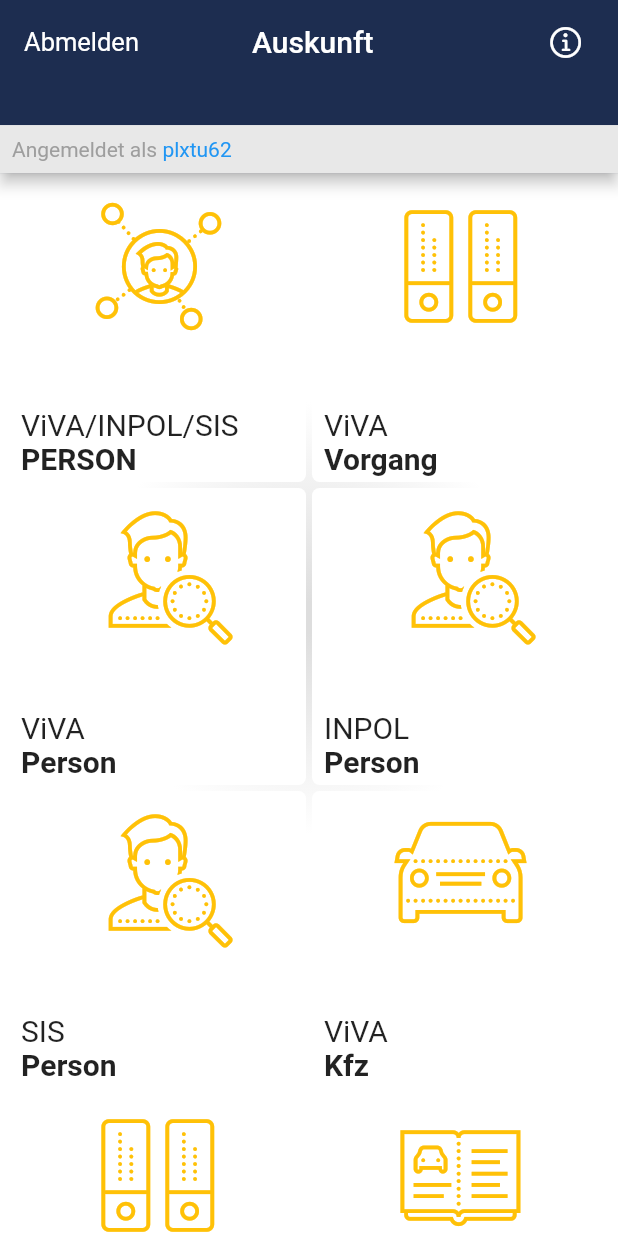
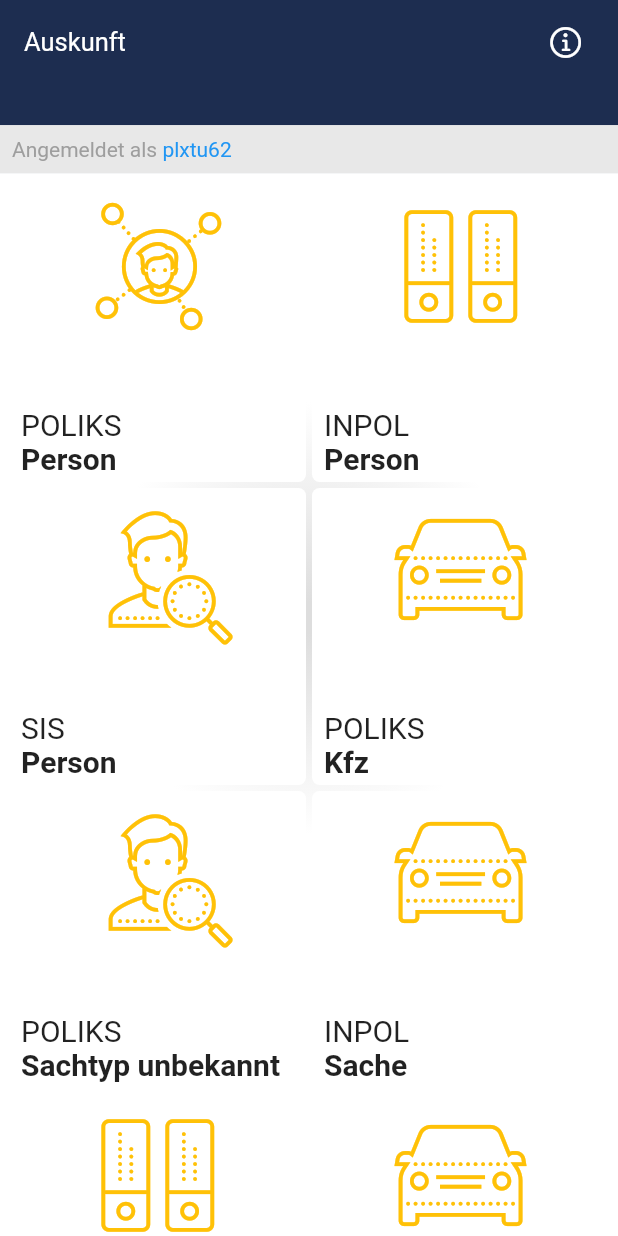
Before and after one commit to Young-Slim-Jim/ba_polizei, a Flutter app: the screen it shows after launch, on a phone screen of 412 x 824 dp. Run offline on Flutter 3.47's test engine with Material 2 defaults, Android fonts, the phone set to English and light mode, and no system bars; drawn by our look-alikes of auto_size_text; our stand-ins replace cloud_firestore, firebase_auth, firebase_core, fluttericon, font_awesome_flutter; accounts and stored records are empty.

Commit message:
startscreen optimiert

```diff
--- a/lib/screens/startScreen.dart
+++ b/lib/screens/startScreen.dart
@@ -9,7 +9,7 @@ import 'package:font_awesome_flutter/font_awesome_flutter.dart';
 import '../icons/Grid Icons/grid_icons_icons.dart' as CustomIcons;
 
 class StartScreen extends StatelessWidget {
-  final List grids = [
+  final List gridsiOS = [
     ["ViVA/INPOL/SIS", "PERSON", CustomIcons.GridIcons.customer_insight],
     ["ViVA", "Vorgang", CustomIcons.GridIcons.binder],
     ["ViVA", "Person", CustomIcons.GridIcons.find_user_male],
@@ -25,6 +25,27 @@ class StartScreen extends StatelessWidget {
     ["Sis", "Sache", CustomIcons.GridIcons.driving_guidelines],
     ["EMA", "Meldedaten", CustomIcons.GridIcons.contact_card],
     ["Zevis", "ZFZR Person", CustomIcons.GridIcons.find_user_male],
+    ["ZEVIS", "ZFZR Kfz und Halter", CustomIcons.GridIcons.driving_guidelines],
+    ["ZEVIS", "ZFER Person", CustomIcons.GridIcons.find_user_male],
+    ["ZEVIS", "ZFER Sache", CustomIcons.GridIcons.car],
+  ];
+
+  final List gridsAndroid = [
+    ["POLIKS", "Person", CustomIcons.GridIcons.customer_insight],
+    ["INPOL", "Person", CustomIcons.GridIcons.binder],
+    ["SIS", "Person", CustomIcons.GridIcons.find_user_male],
+    ["POLIKS", "Kfz", CustomIcons.GridIcons.car],
+    ["POLIKS", "Sachtyp unbekannt", CustomIcons.GridIcons.find_user_male],
+    ["INPOL", "Sache", CustomIcons.GridIcons.car],
+    [
+      "ViVA",
+      "Sachtyp unbekannt",
+      CustomIcons.GridIcons.binder,
+    ],
+    ["SIS", "Sache", CustomIcons.GridIcons.car],
+    ["EWW", "Berliner Meldeauskunft", CustomIcons.GridIcons.driving_guidelines],
+    ["EWW", "Bundesweite Meldeauskunft", CustomIcons.GridIcons.contact_card],
+    ["ZEVIS", "ZFZR Person", CustomIcons.GridIcons.find_user_male],
     ["ZEVIS", "ZFZR Kfz und Halter", CustomIcons.GridIcons.driving_guidelines],
     ["ZEVIS", "ZFER Person", CustomIcons.GridIcons.find_user_male],
     ["ZEVIS", "ZFER Sache", CustomIcons.GridIcons.car],
@@ -58,6 +79,7 @@ class StartScreen extends StatelessWidget {
               ? Size.fromHeight(height * 0.113)
               : Size.fromHeight(height * 0.14),
           child: AppBar(
+            elevation: 0.0,
             iconTheme: IconThemeData(color: Theme.of(context).accentColor),
             automaticallyImplyLeading: false,
             title: Row(
@@ -66,7 +88,7 @@ class StartScreen extends StatelessWidget {
                 Expanded(
                   flex: 3,
                   child: Text(
-                    "Abmelden",
+                    Platform.isIOS ? "Abmelden" : "Auskunft",
                     style: TextStyle(
                         color: Theme.of(context).accentColor,
                         fontSize: 17,
@@ -78,7 +100,8 @@ class StartScreen extends StatelessWidget {
                 ),
                 Expanded(
                   flex: 3,
-                  child: Text("Auskunft", style: TextStyle(fontSize: 20)),
+                  child: Text(Platform.isIOS ? "Auskunft" : "",
+                      style: TextStyle(fontSize: 20)),
                 ),
                 Expanded(
                   flex: 2,
@@ -123,18 +146,20 @@ class StartScreen extends StatelessWidget {
         ),
         body: Padding(
           padding: const EdgeInsets.only(top: 8.0, left: 4.0, right: 4.0),
-          child: CupertinoScrollbar(
+          child: Scrollbar(
             child: GridView.count(
               crossAxisCount: 2,
               children: List.generate(
-                grids.length,
+                Platform.isIOS ? gridsiOS.length : gridsAndroid.length,
                 (index) => Padding(
                   padding:
                       const EdgeInsets.only(left: 2.0, bottom: 4.0, right: 2.0),
                   child: GestureDetector(
                     onTap: () {
-                      if (grids[index][0] == "ViVA" &&
-                          grids[index][1] == "Person") {
+                      if (gridsiOS[index][0] == "ViVA" ||
+                          gridsAndroid[index][0] == "SIS" &&
+                              gridsiOS[index][1] == "Person" ||
+                          gridsAndroid[index][1] == "Person") {
                         Navigator.push(
                           context,
                           MaterialPageRoute(builder: (context) => VivaPerson()),
@@ -154,7 +179,9 @@ class StartScreen extends StatelessWidget {
                           children: [
                             Center(
                               child: Icon(
-                                grids[index][2],
+                                Platform.isIOS
+                                    ? gridsiOS[index][2]
+                                    : gridsAndroid[index][2],
                                 size: 100,
                                 color: Colors.amber,
                               ),
@@ -164,7 +191,9 @@ class StartScreen extends StatelessWidget {
                               mainAxisAlignment: MainAxisAlignment.end,
                               children: [
                                 AutoSizeText(
-                                  grids[index][0],
+                                  Platform.isIOS
+                                      ? gridsiOS[index][0]
+                                      : gridsAndroid[index][0],
                                   maxLines: 1,
                                   style: TextStyle(
                                       fontSize: 20,
@@ -172,7 +201,9 @@ class StartScreen extends StatelessWidget {
                                   textAlign: TextAlign.left,
                                 ),
                                 AutoSizeText(
-                                  grids[index][1],
+                                  Platform.isIOS
+                                      ? gridsiOS[index][1]
+                                      : gridsAndroid[index][1],
                                   maxLines: 1,
                                   style: TextStyle(
                                       fontSize: 20,
```
